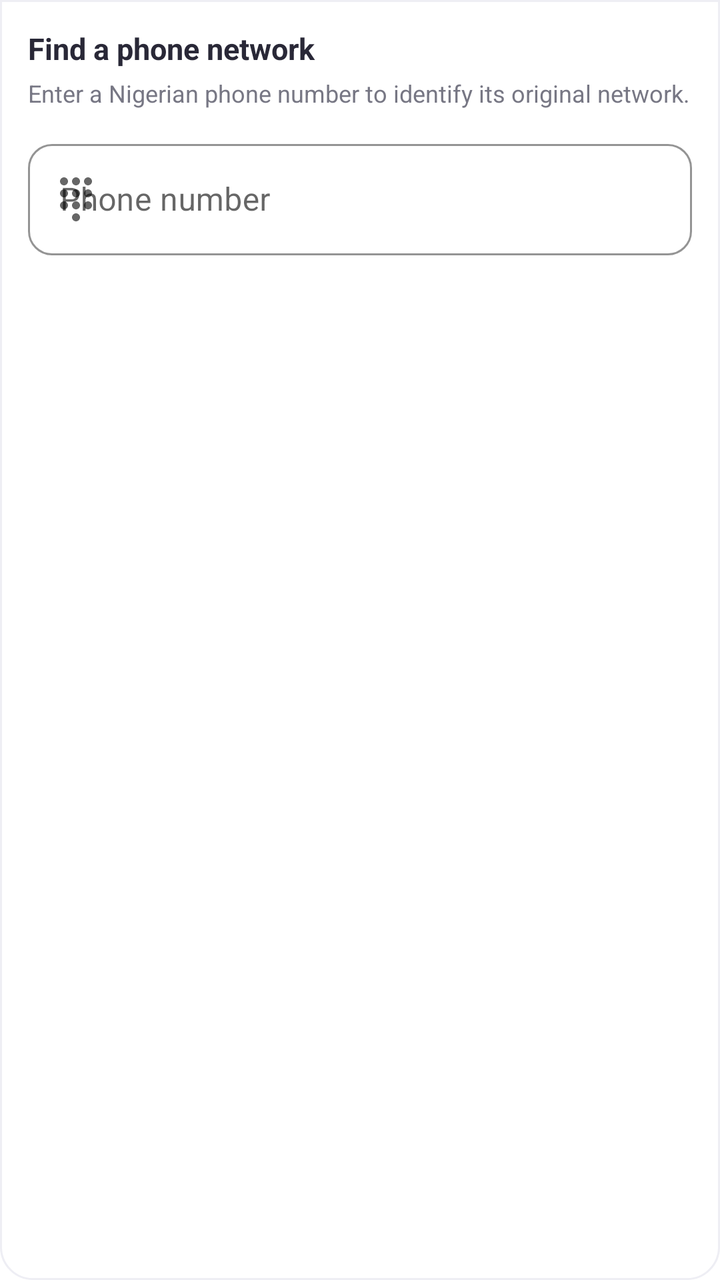
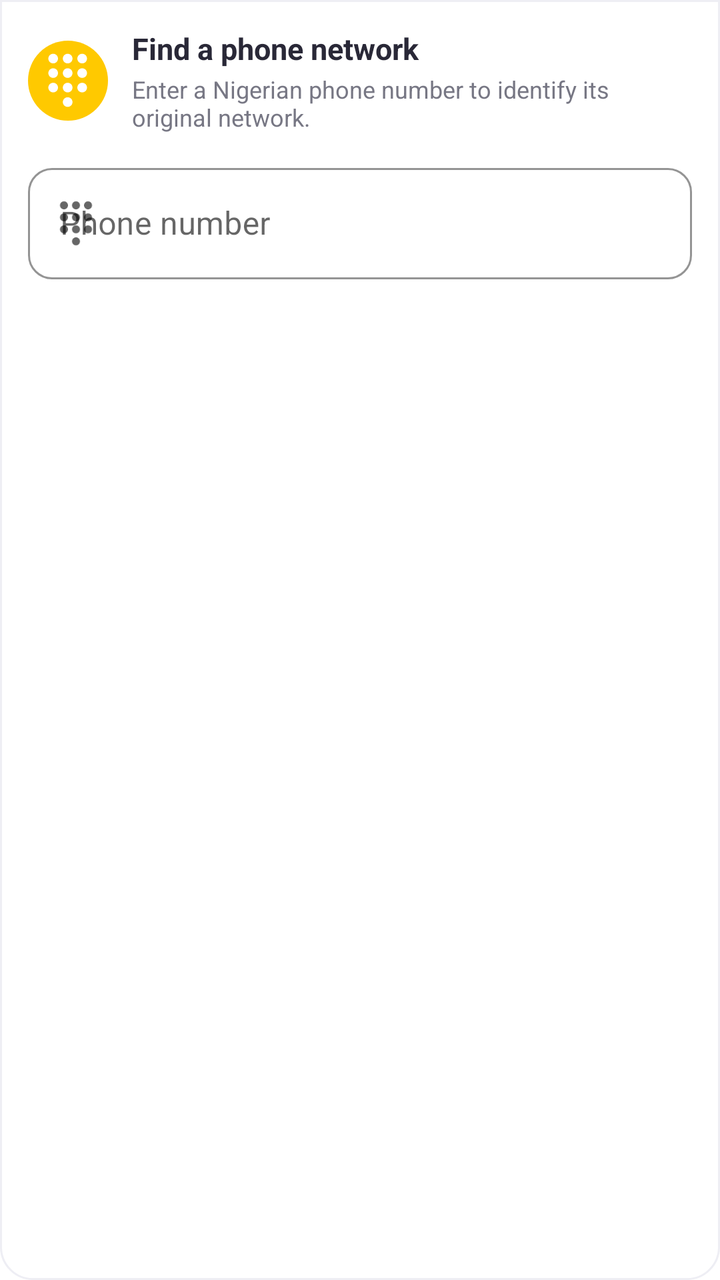

Screens rendered from an Android XML layout before and after an edit, with the pre-edit source and the edit as a unified diff.
<!-- AndroidManifest.xml: application theme Theme.EasyCheck -->
<!-- res/layout/network_look_up.xml -->
<?xml version="1.0" encoding="utf-8"?>
<LinearLayout
    xmlns:android="http://schemas.android.com/apk/res/android"
    xmlns:app="http://schemas.android.com/apk/res-auto"
    android:layout_width="match_parent"
    android:layout_height="wrap_content"
    android:layout_marginHorizontal="16dp"
    android:layout_marginBottom="8dp"
    android:orientation="vertical"
    android:padding="14dp"
    android:background="@drawable/bg_reveal_panel">

    <TextView
        android:id="@+id/title"
        android:layout_width="match_parent"
        android:layout_height="wrap_content"
        android:text="Find a phone network"
        android:textColor="#292837"
        android:textSize="15sp"
        android:textStyle="bold" />

    <TextView
        android:layout_width="match_parent"
        android:layout_height="wrap_content"
        android:layout_marginTop="4dp"
        android:layout_marginBottom="12dp"
        android:text="Enter a Nigerian phone number to identify its original network."
        android:textColor="#777784"
        android:textSize="12sp" />

    <com.google.android.material.textfield.TextInputLayout
        android:id="@+id/phone_layout"
        style="@style/Widget.MaterialComponents.TextInputLayout.OutlinedBox"
        android:layout_width="match_parent"
        android:layout_height="wrap_content"
        android:hint="Phone number"
        app:boxCornerRadiusTopStart="12dp"
        app:boxCornerRadiusTopEnd="12dp"
        app:boxCornerRadiusBottomStart="12dp"
        app:boxCornerRadiusBottomEnd="12dp"
        app:boxStrokeColor="#4934D8"
        app:startIconDrawable="@drawable/ic_baseline_dialpad_24">

        <com.google.android.material.textfield.TextInputEditText
            android:id="@+id/phone_lookup"
            android:layout_width="match_parent"
            android:layout_height="wrap_content"
            android:inputType="phone"
            android:maxLength="15"
            android:singleLine="true"
            android:textSize="16sp" />

    </com.google.android.material.textfield.TextInputLayout>

    <TextView
        android:id="@+id/network_result"
        android:layout_width="match_parent"
        android:layout_height="wrap_content"
        android:layout_marginTop="10dp"
        android:padding="10dp"
        android:background="@drawable/bg_lookup_result"
        android:text="Network result will appear here"
        android:textColor="#777784"
        android:textSize="13sp"
        android:visibility="gone" />

</LinearLayout>
<!-- resources referenced by this layout -->
<resources>
  <!-- drawable bg_lookup_result (drawable) -->
  <?xml version="1.0" encoding="utf-8"?>
  <shape xmlns:android="http://schemas.android.com/apk/res/android">
      <solid android:color="#F2F0FF" />
      <corners android:radius="10dp" />
  </shape>
  <!-- drawable bg_reveal_panel (drawable) -->
  <?xml version="1.0" encoding="utf-8"?>
  <shape xmlns:android="http://schemas.android.com/apk/res/android">
      <solid android:color="#FFFFFF" />
      <corners
          android:bottomLeftRadius="16dp"
          android:bottomRightRadius="16dp" />
  
      <stroke
          android:width="1dp"
          android:color="#EEEEF4" />
  </shape>
  <!-- drawable ic_baseline_dialpad_24 (drawable) -->
  <vector android:height="24dp" android:tint="#FFFFFF"
      android:viewportHeight="24" android:viewportWidth="24"
      android:width="24dp" xmlns:android="http://schemas.android.com/apk/res/android">
      <path android:fillColor="@android:color/white" android:pathData="M12,19c-1.1,0 -2,0.9 -2,2s0.9,2 2,2 2,-0.9 2,-2 -0.9,-2 -2,-2zM6,1c-1.1,0 -2,0.9 -2,2s0.9,2 2,2 2,-0.9 2,-2 -0.9,-2 -2,-2zM6,7c-1.1,0 -2,0.9 -2,2s0.9,2 2,2 2,-0.9 2,-2 -0.9,-2 -2,-2zM6,13c-1.1,0 -2,0.9 -2,2s0.9,2 2,2 2,-0.9 2,-2 -0.9,-2 -2,-2zM18,5c1.1,0 2,-0.9 2,-2s-0.9,-2 -2,-2 -2,0.9 -2,2 0.9,2 2,2zM12,13c-1.1,0 -2,0.9 -2,2s0.9,2 2,2 2,-0.9 2,-2 -0.9,-2 -2,-2zM18,13c-1.1,0 -2,0.9 -2,2s0.9,2 2,2 2,-0.9 2,-2 -0.9,-2 -2,-2zM18,7c-1.1,0 -2,0.9 -2,2s0.9,2 2,2 2,-0.9 2,-2 -0.9,-2 -2,-2zM12,7c-1.1,0 -2,0.9 -2,2s0.9,2 2,2 2,-0.9 2,-2 -0.9,-2 -2,-2zM12,1c-1.1,0 -2,0.9 -2,2s0.9,2 2,2 2,-0.9 2,-2 -0.9,-2 -2,-2z"/>
  </vector>
  <style name="Theme.EasyCheck" parent="Theme.MaterialComponents.Light.NoActionBar">
          
          <item name="colorPrimary">@color/purple_500</item>
          <item name="colorPrimaryVariant">@color/purple_700</item>
          <item name="colorOnPrimary">@color/white</item>
          <item name="rippleColor">@color/rippleColor</item>
          
          <item name="colorSecondary">@color/teal_200</item>
          <item name="colorSecondaryVariant">@color/teal_700</item>
          <item name="colorOnSecondary">@color/black</item>
          
          <item name="android:statusBarColor">#4934D8</item>
          
      </style>
  <color name="purple_500">#FF6200EE</color>
  <color name="purple_700">#FF3700B3</color>
  <color name="white">#FFFFFFFF</color>
  <color name="rippleColor">#33000000</color>
  <color name="teal_200">#FF03DAC5</color>
  <color name="teal_700">#FF018786</color>
  <color name="black">#FF000000</color>
</resources>

<!-- the commit's change to res/layout/network_look_up.xml (unified diff, before → after) -->
@@ -10,23 +10,59 @@
     android:padding="14dp"
     android:background="@drawable/bg_reveal_panel">
 
-    <TextView
-        android:id="@+id/title"
+    
+    <LinearLayout
         android:layout_width="match_parent"
         android:layout_height="wrap_content"
-        android:text="Find a phone network"
-        android:textColor="#292837"
-        android:textSize="15sp"
-        android:textStyle="bold" />
+        android:orientation="horizontal"
+        android:gravity="center_vertical"
+        android:baselineAligned="false"
+        android:layout_marginBottom="12dp">
 
-    <TextView
-        android:layout_width="match_parent"
-        android:layout_height="wrap_content"
-        android:layout_marginTop="4dp"
-        android:layout_marginBottom="12dp"
-        android:text="Enter a Nigerian phone number to identify its original network."
-        android:textColor="#777784"
-        android:textSize="12sp" />
+        <FrameLayout
+            android:id="@+id/sim_logo_holder"
+            android:layout_width="40dp"
+            android:layout_height="40dp"
+            android:layout_marginEnd="12dp"
+            android:background="@drawable/bg_sim_mtn">
+
+            <ImageView
+                android:id="@+id/sim_logo"
+                android:layout_width="29dp"
+                android:layout_height="29dp"
+                android:layout_gravity="center"
+                android:scaleType="fitCenter"
+                android:contentDescription="Network logo"
+                android:src="@drawable/ic_baseline_dialpad_24" />
+
+        </FrameLayout>
+
+        <LinearLayout
+            android:layout_width="0dp"
+            android:layout_height="wrap_content"
+            android:layout_weight="1"
+            android:orientation="vertical">
+
+            <TextView
+                android:id="@+id/title"
+                android:layout_width="match_parent"
+                android:layout_height="wrap_content"
+                android:text="Find a phone network"
+                android:textColor="#292837"
+                android:textSize="15sp"
+                android:textStyle="bold" />
+
+            <TextView
+                android:layout_width="match_parent"
+                android:layout_height="wrap_content"
+                android:layout_marginTop="2dp"
+                android:text="Enter a Nigerian phone number to identify its original network."
+                android:textColor="#777784"
+                android:textSize="12sp" />
+
+        </LinearLayout>
+
+    </LinearLayout>
 
     <com.google.android.material.textfield.TextInputLayout
         android:id="@+id/phone_layout"
<!-- resource entries referenced after the edit -->
@@ -17,6 +17,12 @@
       <stroke
           android:width="1dp"
           android:color="#EEEEF4" />
+  </shape>
+  <!-- drawable bg_sim_mtn (drawable) -->
+  <?xml version="1.0" encoding="utf-8"?>
+  <shape xmlns:android="http://schemas.android.com/apk/res/android"
+      android:shape="oval">
+      <solid android:color="#FFC900"/>
   </shape>
   <!-- drawable ic_baseline_dialpad_24 (drawable) -->
   <vector android:height="24dp" android:tint="#FFFFFF"
